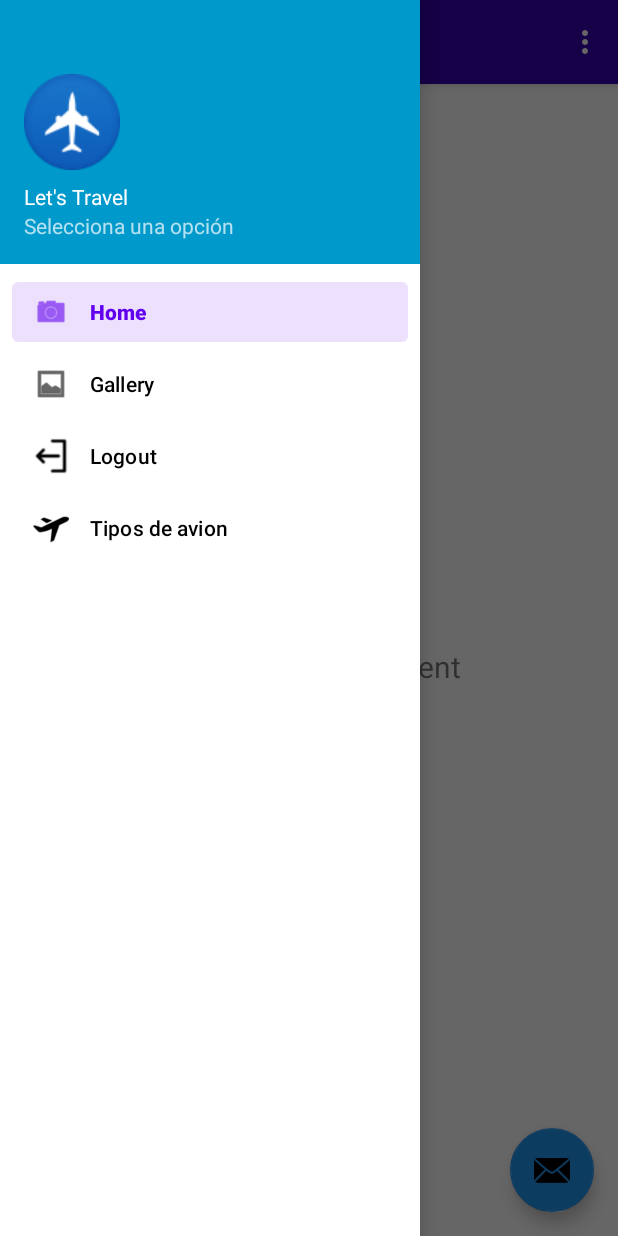
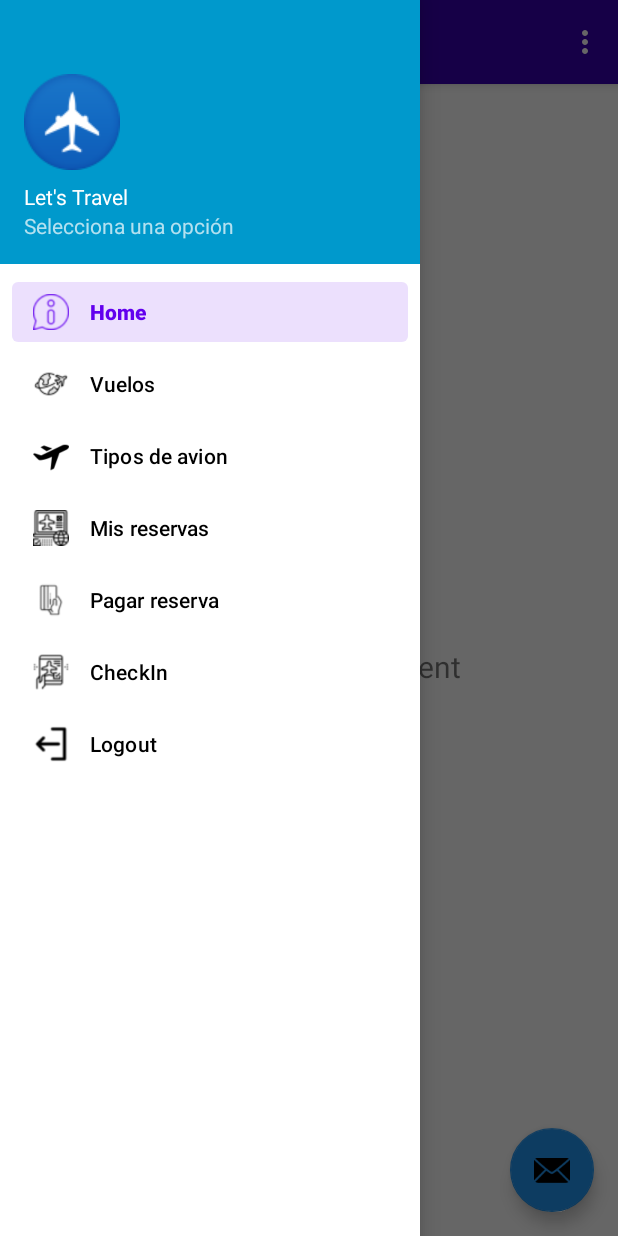
Before and after one commit to Mary1093/Lab04Prototipo, an Android app: the MainNavigationDrawer screen opened directly, with no data from a screen before it, with the side drawer open, on a phone screen of 412 x 824 dp. Run offline under Robolectric (Android 15) with nearby library versions, the phone set to English and light mode, and no system bars; our stand-ins replace navigation-ui.

Commit message:
cambios en la nav

```diff
--- a/app/src/main/res/menu/activity_main_drawer.xml
+++ b/app/src/main/res/menu/activity_main_drawer.xml
@@ -6,21 +6,34 @@
     <group android:checkableBehavior="single">
         <item
             android:id="@+id/nav_home"
-            android:icon="@drawable/ic_menu_camera"
+            android:icon="@drawable/about"
             android:title="@string/menu_home" />
         <item
             android:id="@+id/nav_gallery"
-            android:icon="@drawable/ic_menu_gallery"
-            android:title="@string/menu_gallery" />
+            android:icon="@drawable/vuelos"
+            android:title="Vuelos" />
+
+        <item
+            android:id="@+id/nav_tipoA"
+            android:icon="@drawable/plane"
+            android:title="Tipos de avion" />
+        <item
+            android:id="@+id/nav_misReservas"
+            android:icon="@drawable/reserva"
+            android:title="Mis reservas" />
+        <item
+            android:id="@+id/nav_pagarReserva"
+            android:icon="@drawable/pay"
+            android:title="Pagar reserva" />
+        <item
+            android:id="@+id/nav_checkIn"
+            android:icon="@drawable/checkin"
+            android:title="CheckIn" />
+
         <item
             android:id="@+id/nav_slideshow"
             android:icon="@drawable/logout"
             android:title="Logout" />
 
-        <item
-            android:id="@+id/nav_tipoA"
-            android:icon="@drawable/plane"
-            android:title="Tipos de avion" />
-
     </group>
 </menu>
```
Also changed, not shown: app/src/main/res/layout/activity_list_vuelos.xml (added, +31 -0 lines), app/src/main/res/layout/template_vuelos.xml (added, +44 -0 lines), app/src/main/res/drawable/about.png (added), app/src/main/res/drawable/add.png (added), app/src/main/res/drawable/checkin.png (added), app/src/main/res/drawable/pay.png (added), app/src/main/res/drawable/reserva.png (added), app/src/main/res/drawable/vueloicon.png (added), app/src/main/res/drawable/vuelos.png (added).
